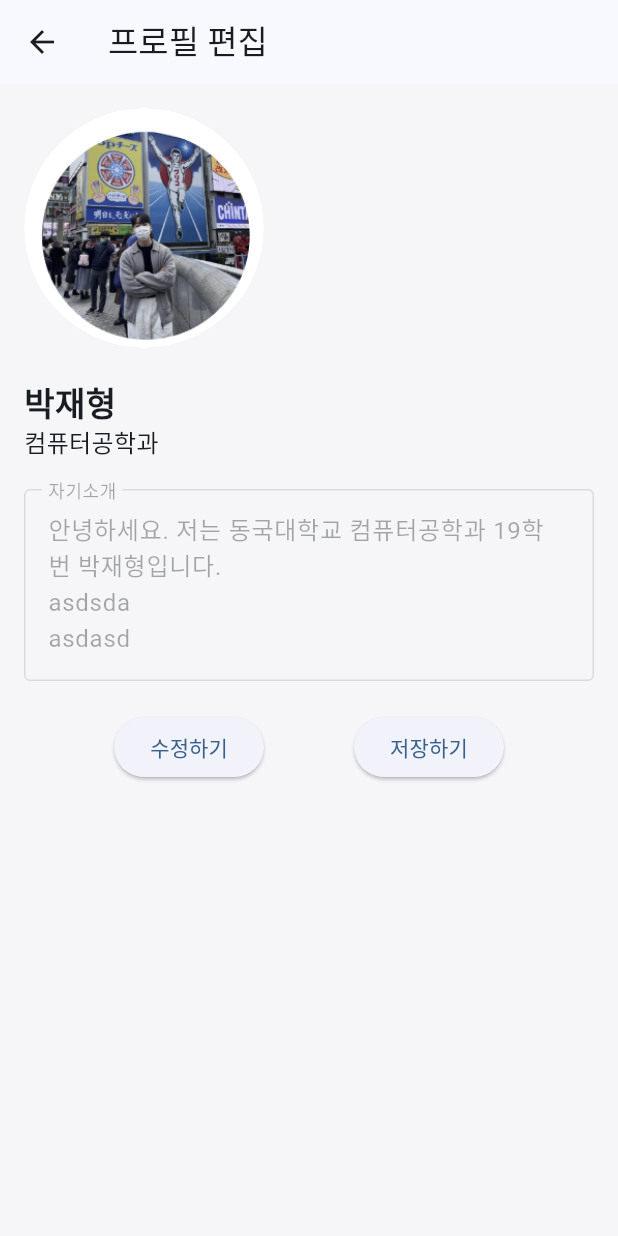
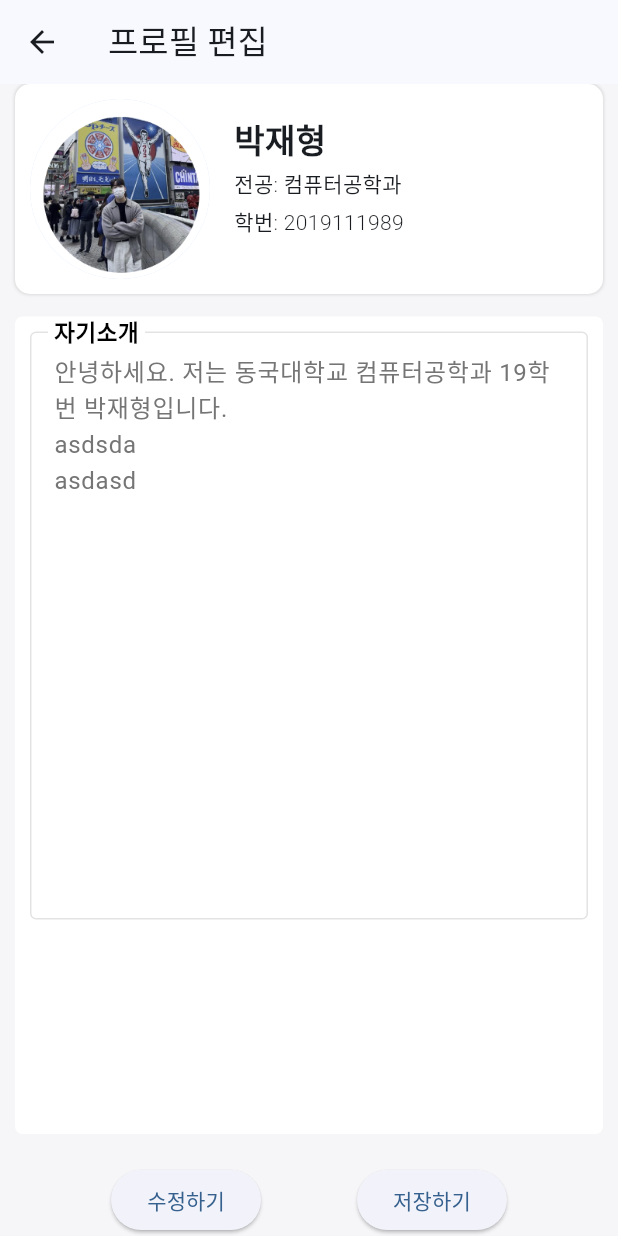
Before and after one commit to In-lyeog-sa-mu-so/jjoin-app, a Flutter app: the ProfileScreen screen opened directly, after a tap on "프로필 편집", on a phone screen of 412 x 824 dp. Run offline on Flutter 3.47's test engine with Material 2 defaults, Android fonts, the phone set to English and light mode, and no system bars; our stand-ins replace flutter_native_splash, flutter_svg, get, image_picker; accounts and stored records are empty; network calls fail; project files that could hold a hidden picture were left out.

Commit message:
Profile edit screen ui 개선

```diff
--- a/lib/screen/profile_edit_screen.dart
+++ b/lib/screen/profile_edit_screen.dart
@@ -1,4 +1,3 @@
-// ProfileEditScreen.dart 파일
 import 'package:flutter/material.dart';
 import 'package:image_picker/image_picker.dart';
 import 'dart:io';
@@ -28,7 +27,7 @@ class _ProfileEditScreenState extends State<ProfileEditScreen> {
   void initState() {
     super.initState();
     user = ProfileRepository.getDummyUser() as User;
-    _descriptionController = TextEditingController(text: user.introduction); // Initialize with user introduction
+    _descriptionController = TextEditingController(text: user.introduction);
   }
 
   @override
@@ -57,39 +56,106 @@ class _ProfileEditScreenState extends State<ProfileEditScreen> {
         title: const Text('프로필 편집'),
       ),
       body: Padding(
-        padding: const EdgeInsets.all(16.0),
+        padding: const EdgeInsets.symmetric(horizontal: 10),
         child: Column(
+          crossAxisAlignment: CrossAxisAlignment.start,
+          children: [
+            Container(
+              decoration: BoxDecoration(
+                color: Colors.white,
+                borderRadius: BorderRadius.circular(10),
+                boxShadow: [
+                  BoxShadow(
+                    color: Colors.grey.withOpacity(0.3),
+                    spreadRadius: 0.5,
+                    blurRadius: 1,
+                    offset: Offset(0, 0),
+                  ),
+                ],
+              ),
+              padding: EdgeInsets.all(10),
+              child: Row(
                 crossAxisAlignment: CrossAxisAlignment.start,
                 children: [
                   GestureDetector(
                     onTap: _pickImage,
                     child: CircleAvatar(
-                radius: 80,
-                backgroundColor: Colors.grey.shade300,
-                backgroundImage: AssetImage(user.profileImageUuid)
+                      radius: 60,
+                      backgroundImage: AssetImage(user.profileImageUuid),
                     ),
                   ),
-            const SizedBox(height: 20),
-            Text(
-              user.name,
-              style: TextStyle(fontSize: 22, fontWeight: FontWeight.w800),
+                  const SizedBox(width: 16),
+                  Expanded(
+                    child: Padding(
+                      padding: const EdgeInsets.only(top: 5),
+                      child: Column(
+                        crossAxisAlignment: CrossAxisAlignment.start,
+                        children: [
+                          Padding(
+                            padding: const EdgeInsets.only(top: 6.0),
+                            child: Text(user.name,
+                              style: const TextStyle(
+                                fontSize: 22,
+                                fontWeight: FontWeight.w800,
                               ),
-            Text(user.major,
-            style: TextStyle(fontSize: 16, fontWeight: FontWeight.w300),
                             ),
-            const SizedBox(height: 20),
-            TextField(
+                          ),
+                          Padding(
+                            padding: const EdgeInsets.only(top: 4.0),
+                            child: Text('전공: ${user.major}',
+                                style: const TextStyle(
+                                  fontSize: 14,
+                                  fontWeight: FontWeight.w300,
+                                )
+                            ),
+                          ),
+                          Padding(
+                            padding: const EdgeInsets.only(top: 4.0),
+                            child: Text('학번: ${user.studentId.toString()}',
+                                style: const TextStyle(
+                                  fontSize: 14,
+                                  fontWeight: FontWeight.w300,
+                                )
+                            ),
+                          ),
+                        ],
+                      ),
+                    ),
+                  ),
+                ],
+              ),
+            ),
+            const SizedBox(height: 15),
+            Expanded(
+              child: Container(
+                decoration: BoxDecoration(
+                  color: Colors.white,
+                  borderRadius: BorderRadius.circular(5),
+                ),
+                padding: EdgeInsets.all(10),
+                child: TextField(
                   controller: _descriptionController,
                   decoration: const InputDecoration(
                     labelText: '자기소개',
+                    labelStyle: TextStyle(
+                      color: Colors.black,
+                      fontWeight: FontWeight.w600,
+                      fontSize: 20,
+                    ),
+                    alignLabelWithHint: true,
                     border: OutlineInputBorder(),
                   ),
-              maxLines: null,
+                  style: TextStyle(
+                    color: _isEditingText ? Colors.black : Colors.grey.shade600,
+                  ),
+                  maxLines: 15,
                   enabled: _isEditingText,
+                ),
+              ),
             ),
 
             const SizedBox(height: 20),
-            Row( // Add this Row widget
+            Row(
               mainAxisAlignment: MainAxisAlignment.spaceEvenly,
               children: [
                 ElevatedButton(
@@ -104,13 +170,13 @@ class _ProfileEditScreenState extends State<ProfileEditScreen> {
                   onPressed: () {
                     if (_isEditingText) {
                       print('Profile Image: ${_profileImage?.path}');
-                      print('User Introduction: ${_descriptionController.text}');
+                      print(
+                          'User Introduction: ${_descriptionController.text}');
                       setState(() {
                         _isEditingText = false;
                       });
                       // TODO: Implement the logic to save these changes
                     } else {
-                      // If we're not in edit mode, then "Save" might prompt the user to edit first
                       ScaffoldMessenger.of(context).showSnackBar(
                         SnackBar(
                           content: Text('수정하기 버튼을 눌러 수정하세요.'),
--- a/lib/screen/profile_screen.dart
+++ b/lib/screen/profile_screen.dart
@@ -1,6 +1,5 @@
 import 'package:flutter/material.dart';
 import 'dart:io';
-import 'package:image_picker/image_picker.dart';
 import 'package:jjoin/repository/profile_repository.dart';
 import 'package:jjoin/screen/profile_edit_screen.dart';
 
@@ -86,12 +85,12 @@ class _ProfileScreenState extends State<ProfileScreen> {
         child: Column(
           children: [
             Padding(
-              padding: const EdgeInsets.all(16),
+              padding: const EdgeInsets.symmetric(horizontal: 16, vertical: 10),
               child: Row(
                 crossAxisAlignment: CrossAxisAlignment.start,
                 children: [
                   CircleAvatar(
-                    radius: 50,
+                    radius: 60,
                     backgroundImage: AssetImage(user.profileImageUuid),
                   ),
                   const SizedBox(width: 16),
@@ -101,7 +100,7 @@ class _ProfileScreenState extends State<ProfileScreen> {
                       children: [
                         Padding(
                           padding: const EdgeInsets.only(top: 10),
-                          child: Text('${user.name}',
+                          child: Text(user.name,
                             style: const TextStyle(
                               fontSize: 22,
                               fontWeight: FontWeight.w800,
--- a/lib/screen/search_club_screen.dart
+++ b/lib/screen/search_club_screen.dart
@@ -138,7 +138,11 @@ class _SearchClubScreenState extends State<SearchClubScreen> {
                     children: allTags.map((tag) => FilterChip(
                       side: BorderSide(color: Colors.grey.withOpacity(0.5), width: 1),
                       showCheckmark: false,
-                      label: Text(tag),
+                      label: Text(tag,
+                          style: TextStyle(
+                            fontWeight: FontWeight.w400,
+                          )
+                          ,),
                       selected: selectedTags.contains(tag),
                       selectedColor: Colors.blue.shade100.withOpacity(0.8),
                       backgroundColor: Colors.grey.withOpacity(0.1),
```
Lines whose indentation alone changed are shown as unchanged.
